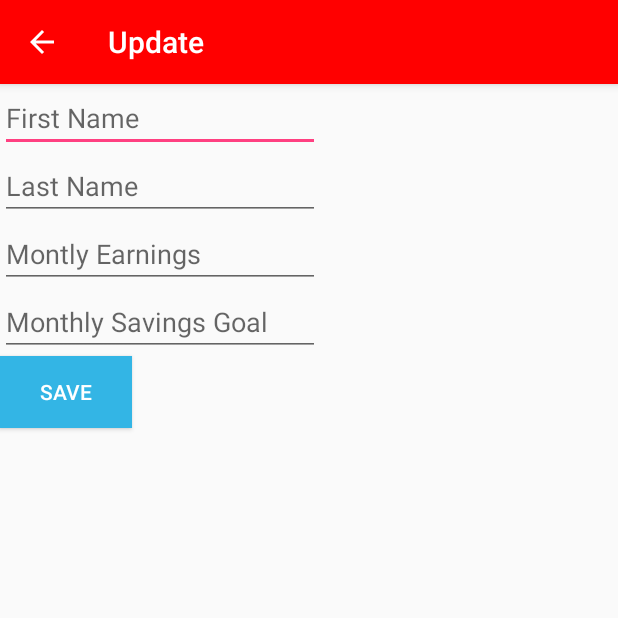
After one commit to Schmidty88/CS449-Android, an Android app: the UpdateActivity screen opened directly, with no data from a screen before it, on a phone screen of 412 x 824 dp, the top half of it. The commit adds this screen. Run offline under Robolectric (Android 15) with nearby library versions, the phone set to English and light mode, and no system bars.

Commit message:
Iteration2

```diff
--- a/CS449_Project/app/src/main/AndroidManifest.xml
+++ b/CS449_Project/app/src/main/AndroidManifest.xml
@@ -16,6 +16,9 @@
                 <category android:name="android.intent.category.LAUNCHER" />
             </intent-filter>
         </activity>
+        <activity android:name=".UpdateActivity"
+            android:label = "Update"
+            android:parentActivityName=".MainActivity"/>
     </application>
 
 </manifest>
--- /dev/null
+++ b/CS449_Project/app/src/main/java/com/example/tjsch/cs449_project/HelpActivity.java
@@ -0,0 +1,4 @@
+package com.example.tjsch.cs449_project;
+
+public class HelpActivity {
+}
--- /dev/null
+++ b/CS449_Project/app/src/main/java/com/example/tjsch/cs449_project/UpdateActivity.java
@@ -0,0 +1,15 @@
+package com.example.tjsch.cs449_project;
+
+import android.os.Bundle;
+import android.support.v7.app.AppCompatActivity;
+
+public class UpdateActivity extends AppCompatActivity {
+
+
+    @Override
+    protected void onCreate(Bundle savedInstanceState){
+        super.onCreate(savedInstanceState);
+        setContentView(R.layout.activity_update);
+    }
+
+}
--- /dev/null
+++ b/CS449_Project/app/src/main/res/layout/activity_update.xml
@@ -0,0 +1,66 @@
+<?xml version="1.0" encoding="utf-8"?>
+<RelativeLayout    xmlns:android="http://schemas.android.com/apk/res/android"
+    xmlns:tools="http://schemas.android.com/tools"
+    android:layout_width="match_parent"
+    android:layout_height="match_parent">
+
+    <EditText
+        android:id="@+id/User"
+        android:layout_width="wrap_content"
+        android:layout_height="wrap_content"
+        android:ems="10"
+        android:hint="First Name"
+        android:inputType="textPersonName"
+        tools:layout_editor_absoluteX="0dp"
+        tools:layout_editor_absoluteY="16dp" />
+
+    <EditText
+        android:id="@+id/User2"
+        android:layout_width="wrap_content"
+        android:layout_height="wrap_content"
+        android:layout_alignParentStart="true"
+        android:layout_below="@+id/User"
+        android:ems="10"
+        android:hint="Last Name"
+        android:inputType="textPersonName"
+        tools:layout_editor_absoluteX="0dp"
+        tools:layout_editor_absoluteY="62dp" />
+
+    <EditText
+        android:id="@+id/Goal"
+        android:layout_width="wrap_content"
+        android:layout_height="wrap_content"
+        android:layout_alignParentStart="true"
+        android:layout_below="@+id/Earnings"
+        android:ems="10"
+        android:hint="Monthly Savings Goal"
+        android:inputType="numberSigned"
+        android:singleLine="false"
+        tools:layout_editor_absoluteX="0dp"
+        tools:layout_editor_absoluteY="154dp" />
+
+    <EditText
+        android:id="@+id/Earnings"
+        android:layout_width="wrap_content"
+        android:layout_height="wrap_content"
+        android:layout_alignParentStart="true"
+        android:layout_below="@+id/User2"
+        android:ems="10"
+        android:hint="Montly Earnings"
+        android:inputType="numberSigned"
+        tools:layout_editor_absoluteX="0dp"
+        tools:layout_editor_absoluteY="108dp" />
+
+    <Button
+        android:id="@+id/submit"
+        android:layout_width="wrap_content"
+        android:layout_height="wrap_content"
+        android:layout_alignParentStart="true"
+        android:layout_below="@+id/Goal"
+        android:background="@android:color/holo_blue_light"
+        android:onClick="on_submit_click"
+        android:text="Save"
+        android:textColor="@android:color/white"
+        tools:layout_editor_absoluteX="0dp"
+        tools:layout_editor_absoluteY="193dp" />
+</RelativeLayout>
```
Also changed, not shown: CS449_Project/app/src/main/java/com/example/tjsch/cs449_project/MainActivity.java (+48 -0 lines), CS449_Project/app/src/main/res/menu/main_menu.xml (added, +15 -0 lines), 1 other file.
